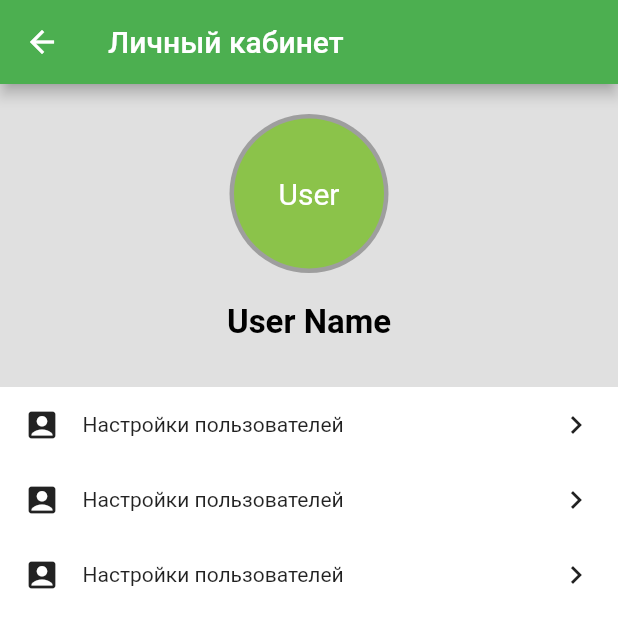
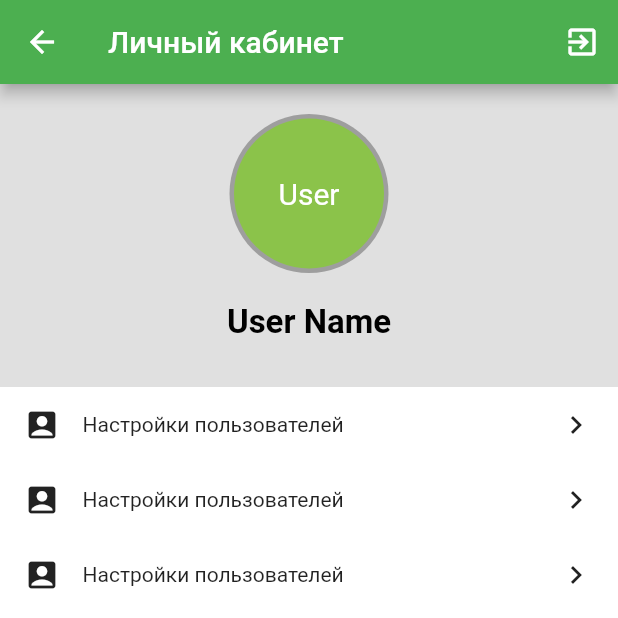
Before and after one commit to Nazarian-maker/my_restaurant_app, a Flutter app: the PersonAccount screen opened by its route, on a phone screen of 412 x 824 dp, the top half of it. Run offline on Flutter 3.47's test engine with Material 2 defaults, Android fonts, the phone set to English and light mode, and no system bars; our stand-ins replace animated_splash_screen, google_fonts; Roboto replaces fonts that are missing (Marmelad).

Commit message:
added exit in PA

```diff
--- a/restaurant/lib/main.dart
+++ b/restaurant/lib/main.dart
@@ -8,6 +8,7 @@ import 'package:restaurant/pages/otp_page.dart';
 import 'package:restaurant/pages/person_acc.dart';
 import 'package:restaurant/pages/splash_screen.dart';
 import 'package:restaurant/widgets/admin_auth.dart';
+import 'package:restaurant/widgets/auth_widget.dart';
 
 void main() => runApp(MyApp());
 
@@ -41,6 +42,7 @@ class MyApp extends StatelessWidget {
           '/home': (context) => HomePage(),
           '/pin_page': (context) => PinPage(),
           '/person_acc': (context) => PersonAccount(),
+          '/auth': (context) => AuthWidget(),
         },
         initialRoute: '/',
         // home: AuthWidget(),
--- a/restaurant/lib/pages/person_acc.dart
+++ b/restaurant/lib/pages/person_acc.dart
@@ -17,6 +17,14 @@ class PersonAccount extends StatelessWidget {
       backgroundColor: Colors.grey[300],
       appBar: AppBar(
         title: Text('Личный кабинет'),
+        actions: [
+          IconButton(
+              onPressed: () {
+                Navigator.pushNamedAndRemoveUntil(context, '/auth', (route) => false);
+              },
+              icon: Icon(Icons.exit_to_app),
+          ),
+        ],
       ),
       body: Column(
         children: [
```
